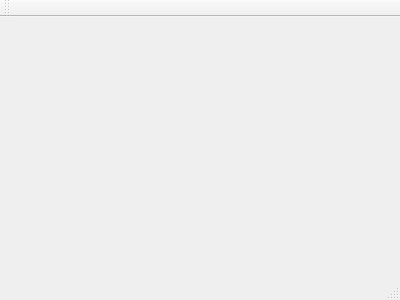
TcpIpGroup/socket, file mainwindow.ui: the form before one commit.
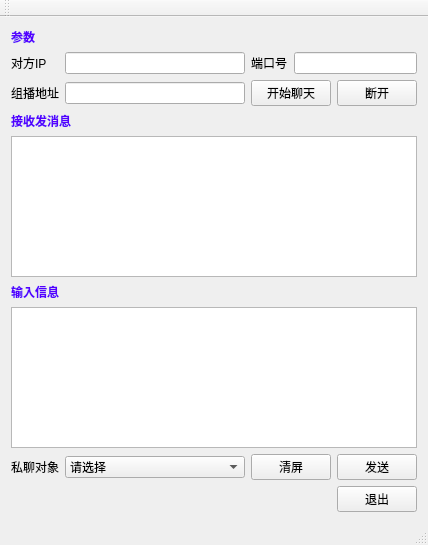
The form after the commit.

Patch:
```diff
--- a/mainwindow.ui
+++ b/mainwindow.ui
@@ -1,24 +1,309 @@
 <ui version="4.0">
  <class>MainWindow</class>
- <widget class="QMainWindow" name="MainWindow" >
-  <property name="geometry" >
+ <widget class="QMainWindow" name="MainWindow">
+  <property name="geometry">
    <rect>
     <x>0</x>
     <y>0</y>
-    <width>400</width>
-    <height>300</height>
+    <width>428</width>
+    <height>545</height>
    </rect>
   </property>
   <property name="windowTitle" >
    <string>MainWindow</string>
   </property>
-  <widget class="QMenuBar" name="menuBar" />
-  <widget class="QToolBar" name="mainToolBar" />
-  <widget class="QWidget" name="centralWidget" />
-  <widget class="QStatusBar" name="statusBar" />
+  <widget class="QWidget" name="centralWidget">
+   <layout class="QGridLayout" name="gridLayout">
+    <item row="0" column="0">
+     <widget class="QLabel" name="label">
+      <property name="palette">
+       <palette>
+        <active>
+         <colorrole role="WindowText">
+          <brush brushstyle="SolidPattern">
+           <color alpha="255">
+            <red>85</red>
+            <green>0</green>
+            <blue>255</blue>
+           </color>
+          </brush>
+         </colorrole>
+         <colorrole role="Text">
+          <brush brushstyle="SolidPattern">
+           <color alpha="255">
+            <red>0</red>
+            <green>0</green>
+            <blue>0</blue>
+           </color>
+          </brush>
+         </colorrole>
+        </active>
+        <inactive>
+         <colorrole role="WindowText">
+          <brush brushstyle="SolidPattern">
+           <color alpha="255">
+            <red>85</red>
+            <green>0</green>
+            <blue>255</blue>
+           </color>
+          </brush>
+         </colorrole>
+         <colorrole role="Text">
+          <brush brushstyle="SolidPattern">
+           <color alpha="255">
+            <red>0</red>
+            <green>0</green>
+            <blue>0</blue>
+           </color>
+          </brush>
+         </colorrole>
+        </inactive>
+        <disabled>
+         <colorrole role="WindowText">
+          <brush brushstyle="SolidPattern">
+           <color alpha="255">
+            <red>120</red>
+            <green>120</green>
+            <blue>120</blue>
+           </color>
+          </brush>
+         </colorrole>
+         <colorrole role="Text">
+          <brush brushstyle="SolidPattern">
+           <color alpha="255">
+            <red>120</red>
+            <green>120</green>
+            <blue>120</blue>
+           </color>
+          </brush>
+         </colorrole>
+        </disabled>
+       </palette>
+      </property>
+      <property name="font">
+       <font>
+        <weight>75</weight>
+        <bold>true</bold>
+       </font>
+      </property>
+      <property name="text">
+       <string>参数</string>
+      </property>
+     </widget>
+    </item>
+    <item row="1" column="0">
+     <widget class="QLabel" name="label_2">
+      <property name="text">
+       <string>对方IP</string>
+      </property>
+     </widget>
+    </item>
+    <item row="1" column="1">
+     <widget class="QLineEdit" name="lineEdit"/>
+    </item>
+    <item row="1" column="2">
+     <widget class="QLabel" name="label_4">
+      <property name="text">
+       <string>端口号</string>
+      </property>
+     </widget>
+    </item>
+    <item row="1" column="3" colspan="2">
+     <widget class="QLineEdit" name="lineEdit_3"/>
+    </item>
+    <item row="2" column="0">
+     <widget class="QLabel" name="label_3">
+      <property name="text">
+       <string>组播地址</string>
+      </property>
+     </widget>
+    </item>
+    <item row="2" column="1">
+     <widget class="QLineEdit" name="lineEdit_2"/>
+    </item>
+    <item row="2" column="2" colspan="2">
+     <widget class="QPushButton" name="pushButton">
+      <property name="text">
+       <string>开始聊天</string>
+      </property>
+     </widget>
+    </item>
+    <item row="2" column="4">
+     <widget class="QPushButton" name="pushButton_2">
+      <property name="text">
+       <string>断开</string>
+      </property>
+     </widget>
+    </item>
+    <item row="3" column="0" colspan="2">
+     <widget class="QLabel" name="label_5">
+      <property name="palette">
+       <palette>
+        <active>
+         <colorrole role="WindowText">
+          <brush brushstyle="SolidPattern">
+           <color alpha="255">
+            <red>85</red>
+            <green>0</green>
+            <blue>255</blue>
+           </color>
+          </brush>
+         </colorrole>
+        </active>
+        <inactive>
+         <colorrole role="WindowText">
+          <brush brushstyle="SolidPattern">
+           <color alpha="255">
+            <red>85</red>
+            <green>0</green>
+            <blue>255</blue>
+           </color>
+          </brush>
+         </colorrole>
+        </inactive>
+        <disabled>
+         <colorrole role="WindowText">
+          <brush brushstyle="SolidPattern">
+           <color alpha="255">
+            <red>120</red>
+            <green>120</green>
+            <blue>120</blue>
+           </color>
+          </brush>
+         </colorrole>
+        </disabled>
+       </palette>
+      </property>
+      <property name="font">
+       <font>
+        <weight>75</weight>
+        <bold>true</bold>
+       </font>
+      </property>
+      <property name="text">
+       <string>接收发消息</string>
+      </property>
+     </widget>
+    </item>
+    <item row="4" column="0" colspan="5">
+     <widget class="QTextEdit" name="textEdit"/>
+    </item>
+    <item row="5" column="0">
+     <widget class="QLabel" name="label_6">
+      <property name="palette">
+       <palette>
+        <active>
+         <colorrole role="WindowText">
+          <brush brushstyle="SolidPattern">
+           <color alpha="255">
+            <red>85</red>
+            <green>0</green>
+            <blue>255</blue>
+           </color>
+          </brush>
+         </colorrole>
+        </active>
+        <inactive>
+         <colorrole role="WindowText">
+          <brush brushstyle="SolidPattern">
+           <color alpha="255">
+            <red>85</red>
+            <green>0</green>
+            <blue>255</blue>
+           </color>
+          </brush>
+         </colorrole>
+        </inactive>
+        <disabled>
+         <colorrole role="WindowText">
+          <brush brushstyle="SolidPattern">
+           <color alpha="255">
+            <red>120</red>
+            <green>120</green>
+            <blue>120</blue>
+           </color>
+          </brush>
+         </colorrole>
+        </disabled>
+       </palette>
+      </property>
+      <property name="font">
+       <font>
+        <weight>75</weight>
+        <bold>true</bold>
+       </font>
+      </property>
+      <property name="text">
+       <string>输入信息</string>
+      </property>
+     </widget>
+    </item>
+    <item row="7" column="0">
+     <widget class="QLabel" name="label_7">
+      <property name="text">
+       <string>私聊对象</string>
+      </property>
+     </widget>
+    </item>
+    <item row="7" column="1">
+     <widget class="QComboBox" name="comboBox">
+      <property name="currentText">
+       <string>请选择</string>
+      </property>
+      <item>
+       <property name="text">
+        <string>请选择</string>
+       </property>
+      </item>
+     </widget>
+    </item>
+    <item row="7" column="2" colspan="2">
+     <widget class="QPushButton" name="pushButton_3">
+      <property name="text">
+       <string>清屏</string>
+      </property>
+     </widget>
+    </item>
+    <item row="7" column="4">
+     <widget class="QPushButton" name="pushButton_4">
+      <property name="text">
+       <string>发送</string>
+      </property>
+     </widget>
+    </item>
+    <item row="8" column="4">
+     <widget class="QPushButton" name="pushButton_5">
+      <property name="text">
+       <string>退出</string>
+      </property>
+     </widget>
+    </item>
+    <item row="6" column="0" colspan="5">
+     <widget class="QTextEdit" name="textEdit_2"/>
+    </item>
+   </layout>
+  </widget>
+  <widget class="QMenuBar" name="menuBar">
+   <property name="geometry">
+    <rect>
+     <x>0</x>
+     <y>0</y>
+     <width>428</width>
+     <height>23</height>
+    </rect>
+   </property>
+  </widget>
+  <widget class="QToolBar" name="mainToolBar">
+   <attribute name="toolBarArea">
+    <enum>TopToolBarArea</enum>
+   </attribute>
+   <attribute name="toolBarBreak">
+    <bool>false</bool>
+   </attribute>
+  </widget>
+  <widget class="QStatusBar" name="statusBar"/>
  </widget>
- <layoutDefault spacing="6" margin="11" />
- <pixmapfunction></pixmapfunction>
+ <layoutdefault spacing="6" margin="11"/>
  <resources/>
  <connections/>
 </ui>
```
Left out of the diff: 3 changed lines with no effect on the pictures.
